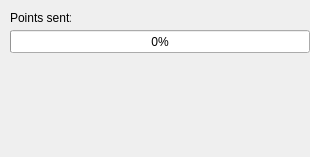
Old version of the form drawprocess.ui in the repository Bogachevx/Artist.
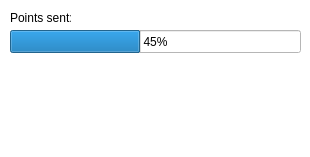
New version of the form. Icons and pictures are not drawn.

```diff
--- a/drawprocess.ui
+++ b/drawprocess.ui
@@ -16,17 +16,20 @@
   <property name="windowTitle">
    <string>Sending...</string>
   </property>
+  <property name="styleSheet">
+   <string notr="true">background-color: rgb(255, 255, 255);</string>
+  </property>
   <widget class="QProgressBar" name="sendingProgress">
    <property name="geometry">
     <rect>
      <x>10</x>
      <y>30</y>
-     <width>300</width>
+     <width>291</width>
      <height>23</height>
     </rect>
    </property>
    <property name="value">
-    <number>0</number>
+    <number>45</number>
    </property>
   </widget>
   <widget class="QLabel" name="label">
```
